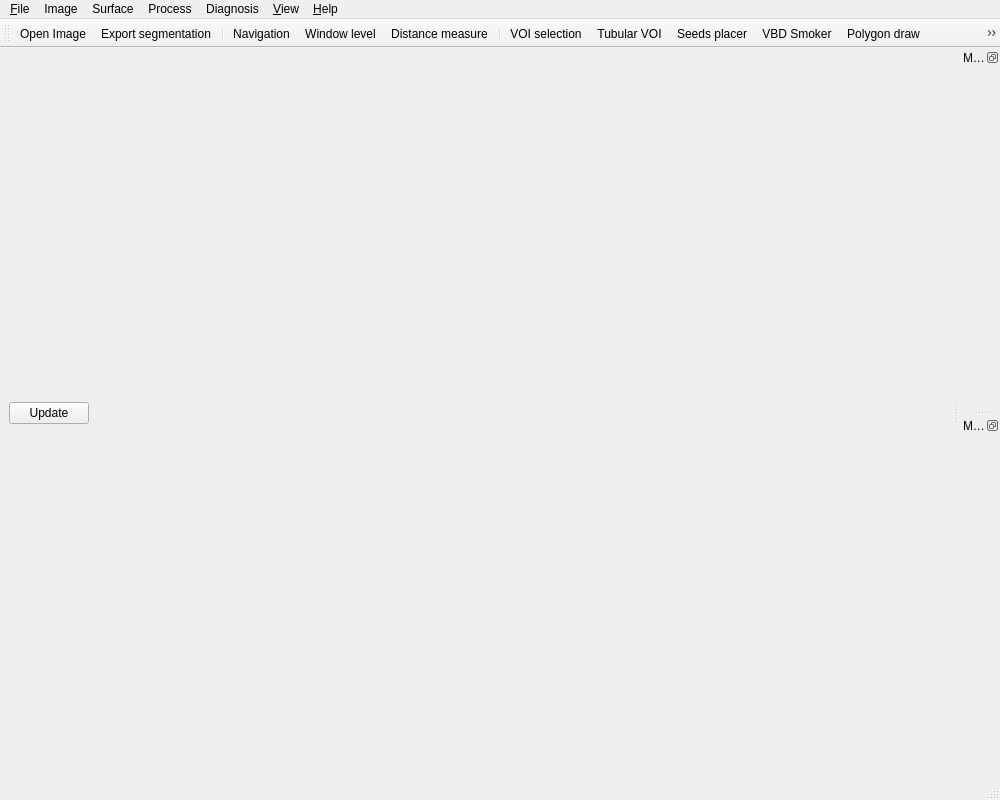
Old version of the form codes/View/MainWindow.ui in the repository wuzhuobin/Vessel_Project.
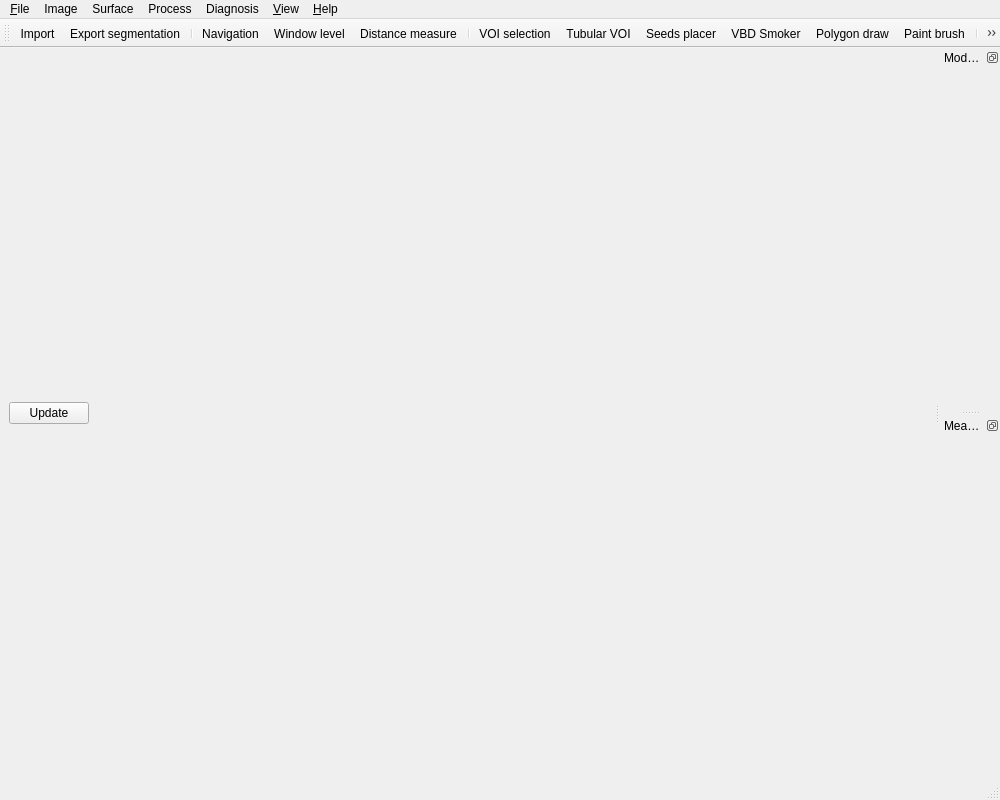
New version of the form. Icons and pictures are not drawn.

Commit message: dicom images and segmentation can be drag into the MainWindow

Patch:
```diff
--- a/codes/View/MainWindow.ui
+++ b/codes/View/MainWindow.ui
@@ -26,7 +26,7 @@
    <bool>true</bool>
   </property>
   <property name="windowTitle">
-   <string/>
+   <string>MainWindow</string>
   </property>
   <property name="dockOptions">
    <set>QMainWindow::AllowNestedDocks|QMainWindow::AllowTabbedDocks|QMainWindow::AnimatedDocks|QMainWindow::ForceTabbedDocks|QMainWindow::VerticalTabs</set>
@@ -129,6 +129,7 @@
       <string>Recent Image</string>
      </property>
     </widget>
+    <addaction name="actionImport"/>
     <addaction name="actionImport_images"/>
     <addaction name="menuRecentImage"/>
     <addaction name="actionNew_segmentation"/>
@@ -261,7 +262,7 @@
    <attribute name="toolBarBreak">
     <bool>false</bool>
    </attribute>
-   <addaction name="actionOpenImage"/>
+   <addaction name="actionImport"/>
    <addaction name="actionExport_segmentation"/>
    <addaction name="separator"/>
    <addaction name="actionNavigation"/>
@@ -288,14 +289,14 @@
    </property>
    <property name="minimumSize">
     <size>
-     <width>0</width>
-     <height>0</height>
+     <width>60</width>
+     <height>40</height>
     </size>
    </property>
    <property name="maximumSize">
     <size>
-     <width>16777215</width>
-     <height>16777215</height>
+     <width>524287</width>
+     <height>524287</height>
     </size>
    </property>
    <property name="features">
@@ -320,14 +321,14 @@
    </property>
    <property name="minimumSize">
     <size>
-     <width>0</width>
-     <height>0</height>
+     <width>60</width>
+     <height>40</height>
     </size>
    </property>
    <property name="maximumSize">
     <size>
-     <width>16777215</width>
-     <height>16777215</height>
+     <width>524287</width>
+     <height>524287</height>
     </size>
    </property>
    <property name="features">
@@ -343,16 +344,16 @@
     <layout class="QVBoxLayout" name="verticalLayout"/>
    </widget>
   </widget>
-  <action name="actionOpenImage">
+  <action name="actionImport">
    <property name="icon">
     <iconset resource="../Main/resources/IADE_Analyzer.qrc">
      <normaloff>:/icons/OpenImage.png</normaloff>:/icons/OpenImage.png</iconset>
    </property>
    <property name="text">
-    <string>&amp;Open Image</string>
+    <string>Import</string>
    </property>
    <property name="toolTip">
-    <string>Open Image</string>
+    <string>Import</string>
    </property>
   </action>
   <action name="actionExit">
```
The commit also changes 3 other files.
